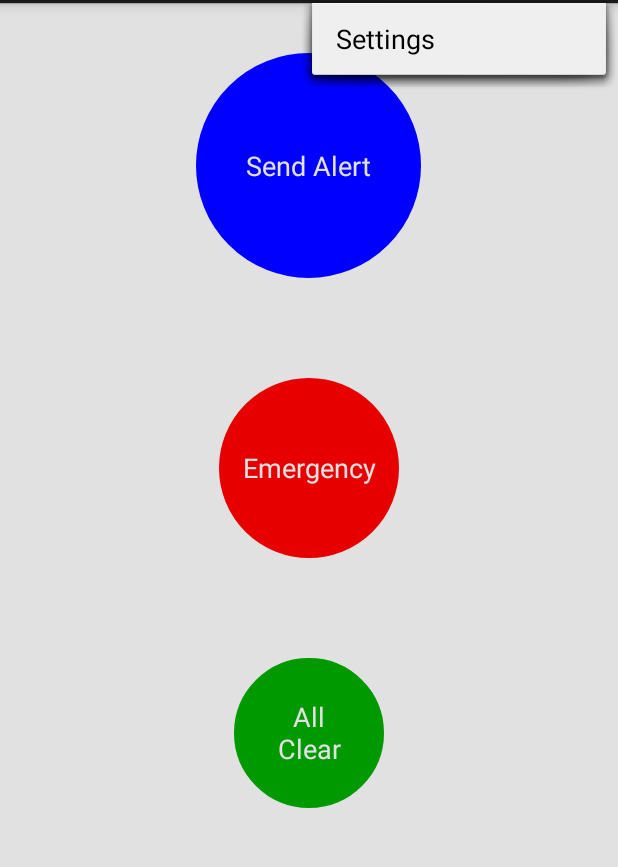
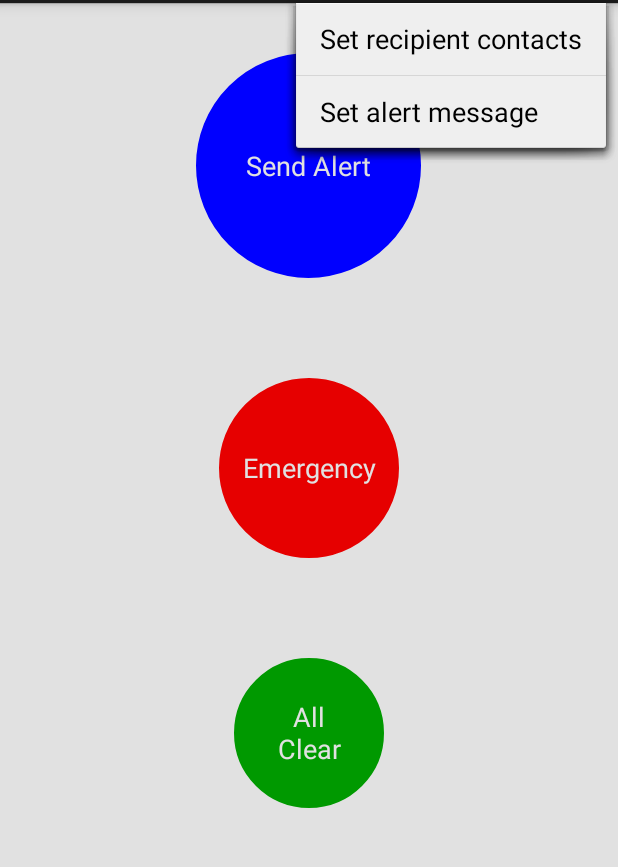
Before and after one commit to kheath/SafetyApp, an Android app: the screen it shows after launch (SMS), with the options menu open, on a phone screen of 412 x 824 dp, the part 69-936 px from its top. Run offline under Robolectric (Android 15) with nearby library versions, the phone set to English and light mode, and no system bars.

Commit message:
added contact selection

```diff
--- a/SMSMessaging/app/src/main/java/myfirstapp/example/com/sms/SMS.java
+++ b/SMSMessaging/app/src/main/java/myfirstapp/example/com/sms/SMS.java
@@ -40,6 +40,9 @@ public class SMS extends Activity
 	// Initialize this to find out if a phone is in use.
     TelephonyManager tm;
 
+    private static final String PREFS = "prefs";
+    private static final String PREF_CONTACT_NUMBER = "number";
+
     /** Called when the activity is first created. */
     @Override
     public void onCreate(Bundle savedInstanceState)
@@ -60,8 +63,6 @@ public class SMS extends Activity
         gps = new GPSTracker(SMS.this);
 
         tm = (TelephonyManager)getSystemService(Context.TELEPHONY_SERVICE);
-
-        PreferenceManager.setDefaultValues(this, R.xml.preferences, false);
 
         // Code for the big blue button - this sends a text
         btnSendSMS.setOnClickListener(new View.OnClickListener()
@@ -84,7 +85,7 @@ public class SMS extends Activity
                     gps.showSettingsAlert();
                 }
 
-                if (txtMessage.length()<1)
+                //if (txtMessage.length()<1)
                 {
                 	txtMessage = "Yarr matey, I be in a bit of a pickle.";
                 }
@@ -220,7 +221,7 @@ public class SMS extends Activity
         }
         else
         {
-      	  System.out.println("Not a valid phone number!");
+      	  System.out.println("Not a valid phone number: " + phoneNum);
       	  Toast toast = Toast.makeText(context,
       			  "Please provide a valid phone number",
       			  Toast.LENGTH_SHORT);
@@ -256,11 +257,17 @@ public class SMS extends Activity
     @Override
     public boolean onOptionsItemSelected(MenuItem item) {
         // Handle presses on the action bar items
-        if (item.getItemId() == R.id.action_settings) {
+        if (item.getItemId() == R.id.action_set_contact) {
+            // Starts the Set Contact activity on top of the current activity
+            Intent intent = new Intent(this, SetContactActivity.class);
+            startActivity(intent);
+            return true;
+        // TODO
+        /*} else if (item.getItemId() == R.id.action_set_message) {
             // Starts the Settings activity on top of the current activity
             Intent intent = new Intent(this, SettingsActivity.class);
             startActivity(intent);
-            return true;
+            return true;*/
         } else {
             return super.onOptionsItemSelected(item);
         }
@@ -269,11 +276,8 @@ public class SMS extends Activity
     @Override
     public void onResume() {
         super.onResume();
-        SharedPreferences preferences = PreferenceManager.getDefaultSharedPreferences(this);
-        String newPhoneNo = preferences.getString("pref_recipientNumber", "");
-        String newMessage = preferences.getString("pref_message", "");
+        SharedPreferences preferences = getSharedPreferences(PREFS, MODE_PRIVATE);
+        String newPhoneNo = preferences.getString(PREF_CONTACT_NUMBER, "");
         txtPhoneNo = newPhoneNo;
-        txtMessage = newMessage;
     }
-
 }
--- /dev/null
+++ b/SMSMessaging/app/src/main/res/menu/menu_set_contact.xml
@@ -0,0 +1,6 @@
+<menu xmlns:android="http://schemas.android.com/apk/res/android"
+    xmlns:tools="http://schemas.android.com/tools"
+    tools:context="myfirstapp.example.com.sms.SetContactActivity">
+    <item android:id="@+id/action_settings" android:title="@string/action_settings"
+        android:orderInCategory="100" android:showAsAction="never" />
+</menu>
--- a/SMSMessaging/app/src/main/res/menu/sm.xml
+++ b/SMSMessaging/app/src/main/res/menu/sm.xml
@@ -1,8 +1,10 @@
 <menu xmlns:android="http://schemas.android.com/apk/res/android"
     xmlns:tools="http://schemas.android.com/tools"
     tools:context=".SMS" >
-    <item android:id="@+id/action_settings"
-        android:title="@string/action_settings"
-        android:orderInCategory="100"
+    <item android:id="@+id/action_set_contact"
+        android:title="@string/action_set_contact"
+        android:showAsAction="never" />
+    <item android:id="@+id/action_set_message"
+        android:title="@string/action_set_message"
         android:showAsAction="never" />
 </menu>
--- a/SMSMessaging/app/src/main/res/values/strings.xml
+++ b/SMSMessaging/app/src/main/res/values/strings.xml
@@ -5,18 +5,20 @@
     <string name="message">Message</string>
     <string name="number">Enter the phone number of the recipient</string>
     <string name="send">Send Alert</string>
-    <string name="action_settings">Settings</string>
     <string name="default_message">Yarr matey, I be in a bit of a pickle.</string>
 
-    <!-- Settings -->
-    <string name="pref_recipientNumber">Recipient number</string>
-    <string name="pref_message">Message body</string>
+    <!-- Options menu -->
+    <string name="action_set_contact">Set recipient contacts</string>
+    <string name="action_set_message">Set alert message</string>
+    <string name="button_contact">Select contact</string>
 
     <!-- Second button - call da police -->
     <string name="ohShit">Emergency</string>
 
     <!-- Third button - everything in okay -->
     <string name="itsOkay">All\nClear</string>
-
+    <string name="title_activity_set_contact">SetContactActivity</string>
+    <string name="hello_world">Hello world!</string>
+    <string name="action_settings">Settings</string>
 
 </resources>
--- a/SMSMessaging/app/src/main/res/xml/preferences.xml
+++ /dev/null
@@ -1,12 +0,0 @@
-<?xml version="1.0" encoding="utf-8"?>
-
-<PreferenceScreen xmlns:android="http://schemas.android.com/apk/res/android">
-    <EditTextPreference
-        android:key="pref_recipientNumber"
-        android:title="@string/pref_recipientNumber"
-        android:defaultValue="" />
-    <EditTextPreference
-        android:key="pref_message"
-        android:title="@string/pref_message"
-        android:defaultValue="@string/default_message" />
-</PreferenceScreen>
```
Also changed, not shown: SMSMessaging/app/src/main/AndroidManifest.xml (+12 -7 lines), SMSMessaging/app/src/main/java/myfirstapp/example/com/sms/SetContactActivity.java (added, +80 -0 lines), SMSMessaging/app/src/main/java/myfirstapp/example/com/sms/SettingsActivity.java (deleted, +0 -26 lines), SMSMessaging/app/src/main/res/layout/activity_set_contact.xml (added, +24 -0 lines).
